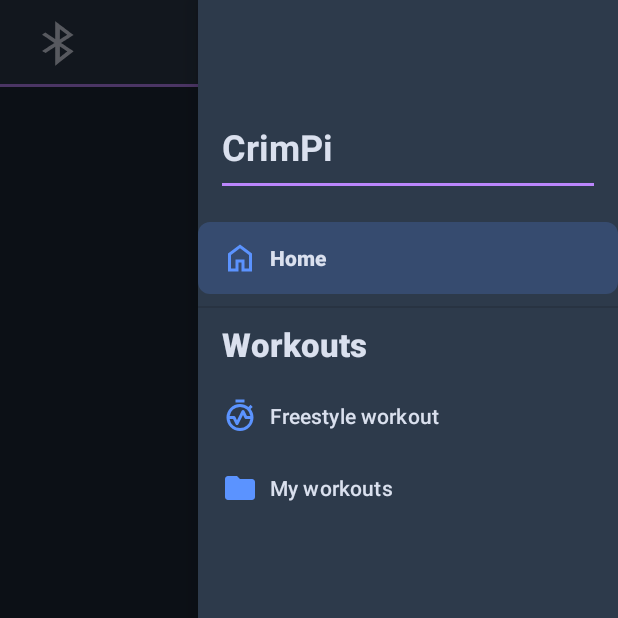
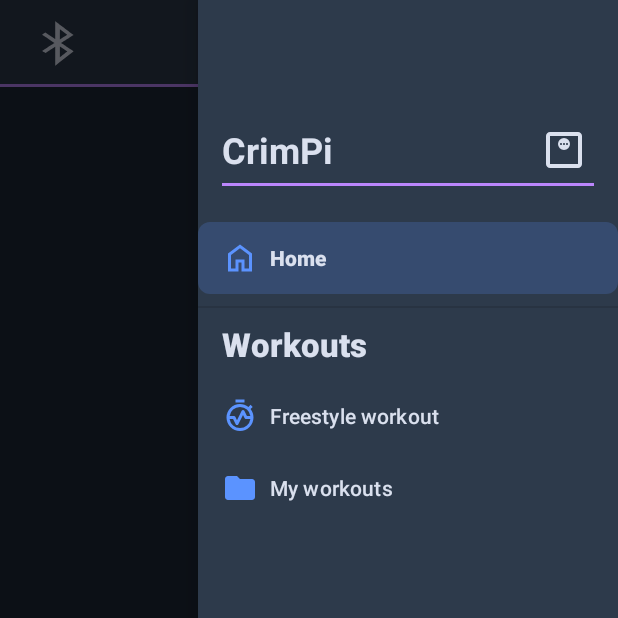
Before and after one commit to CrimPi-project/CrimPi-android-app, an Android app: the fragment FreestyleWorkoutFragment placed in its activity, with the side drawer open, on a phone screen of 412 x 824 dp, the top half of it. Run offline under Robolectric (Android 15) with nearby library versions, the phone set to English and light mode, and no system bars.

Commit message:
Body percentage system is now working.

```diff
--- a/app/build.gradle
+++ b/app/build.gradle
@@ -34,6 +34,7 @@ dependencies {
     implementation 'com.google.android.material:material:1.6.0'
     implementation 'androidx.constraintlayout:constraintlayout:2.1.3'
     testImplementation 'junit:junit:4.13.2'
+    implementation 'com.google.code.gson:gson:2.13.1'
     androidTestImplementation 'androidx.test.ext:junit:1.1.3'
     androidTestImplementation 'androidx.test.espresso:espresso-core:3.4.0'
 }
--- a/app/src/main/java/com/almogbb/crimpi/MainActivity.java
+++ b/app/src/main/java/com/almogbb/crimpi/MainActivity.java
@@ -1,8 +1,10 @@
 // MainActivity.java
 package com.almogbb.crimpi;
 
+import com.almogbb.crimpi.data.UserDataManager;
 import com.almogbb.crimpi.fragments.FreestyleWorkoutFragment;
 import com.almogbb.crimpi.fragments.HomeFragment;
+import com.almogbb.crimpi.fragments.BodyWeightDialogFragment;
 import com.google.android.material.navigation.NavigationView; // NEW
 
 import android.Manifest;
@@ -61,7 +63,7 @@ import java.util.List;
 import java.util.Map;
 import java.util.UUID;
 
-public class MainActivity extends AppCompatActivity {
+public class MainActivity extends AppCompatActivity implements BodyWeightDialogFragment.BodyWeightDialogListener {
 
     private static final String TAG = "CrimPiBLEApp";
 
@@ -100,6 +102,19 @@ public class MainActivity extends AppCompatActivity {
     private static final UUID ENV_SENSE_SERVICE_UUID = UUID.fromString("0000181A-0000-1000-8000-00805F9B34FB");
     private static final UUID TEMPERATURE_CHARACTERISTIC_UUID = UUID.fromString("00002A6E-0000-1000-8000-00805F9B34FB");
     private static final UUID CCCD_UUID = UUID.fromString("00002902-0000-1000-8000-00805F9B34FB");
+
+    private UserDataManager userDataManager; // For managing user data like body weight
+
+    @Override
+    public void onBodyWeightEntered(float weight) {
+        Log.d(TAG, "Body weight entered from dialog: " + weight);
+        Toast.makeText(this, getString(R.string.body_weight_saved), Toast.LENGTH_SHORT).show();
+    }
+
+    @Override
+    public void onBodyWeightCanceled() {
+        Log.d(TAG, "Body weight dialog canceled.");
+    }
 
 
     // Callback for BLE scan results
@@ -397,6 +412,7 @@ public class MainActivity extends AppCompatActivity {
 
         // Initialize Toolbar and set it as the ActionBar
         // Reference to the new Toolbar
+        userDataManager = new UserDataManager(getApplicationContext());
         androidx.appcompat.widget.Toolbar toolbar = findViewById(R.id.toolbar);
         setSupportActionBar(toolbar);
         if (getSupportActionBar() != null) {
@@ -436,6 +452,21 @@ public class MainActivity extends AppCompatActivity {
             drawerLayout.closeDrawer(navigationView); // Close the drawer after item selection
             return true;
         });
+
+        View headerView = navigationView.getHeaderView(0); // Get the header view (assuming it's the first one)
+        if (headerView != null) {
+            ImageButton bodyWeightButton = headerView.findViewById(R.id.bodyWeightButton);
+            if (bodyWeightButton != null) {
+                bodyWeightButton.setOnClickListener(v -> {
+                    BodyWeightDialogFragment dialog = BodyWeightDialogFragment.newInstance(this);
+                    dialog.show(getSupportFragmentManager(), "BodyWeightDialog");
+                });
+            } else {
+                Log.e(TAG, "Body Weight Button not found in nav_header_main.xml");
+            }
+        } else {
+            Log.e(TAG, "Navigation header view is null.");
+        }
 
         // Initialize main screen UI elements (bluetoothButton remains)
         bluetoothButton = findViewById(R.id.bluetoothButton);
@@ -570,8 +601,6 @@ public class MainActivity extends AppCompatActivity {
             transaction.replace(R.id.fragment_container, fragment, tag);
             transaction.commit();
             activeFragment = fragment;
-
-            // Update navigation view
             if (navigationView != null) {
                 int menuItemId = (fragment instanceof HomeFragment)
                         ? R.id.nav_home
--- /dev/null
+++ b/app/src/main/java/com/almogbb/crimpi/data/UserDataManager.java
@@ -0,0 +1,37 @@
+package com.almogbb.crimpi.data;
+
+import android.content.Context;
+import android.content.SharedPreferences;
+import android.util.Log;
+
+import com.google.gson.Gson;
+
+public class UserDataManager {
+
+    private static final String TAG = "UserDataManager";
+    private static final String PREFS_NAME = "CrimpiUserPrefs";
+    private static final String KEY_BODY_WEIGHT = "bodyWeight";
+    private final Context appContext; // Use application context to prevent leaks
+    private final Gson gson;
+
+    public UserDataManager(Context context) {
+        // Store the application context to avoid memory leaks
+        this.appContext = context.getApplicationContext();
+        this.gson = new Gson();
+    }
+
+    public void saveBodyWeight(float weight) {
+        SharedPreferences prefs = appContext.getSharedPreferences(PREFS_NAME, Context.MODE_PRIVATE);
+        SharedPreferences.Editor editor = prefs.edit();
+        editor.putFloat(KEY_BODY_WEIGHT, weight);
+        editor.apply(); // Apply asynchronously
+        Log.d(TAG, "Body weight saved: " + weight);
+    }
+
+    public float getBodyWeight() {
+        SharedPreferences prefs = appContext.getSharedPreferences(PREFS_NAME, Context.MODE_PRIVATE);
+        float weight = prefs.getFloat(KEY_BODY_WEIGHT, -1.0f); // -1.0f as a default indicating not set
+        Log.d(TAG, "Body weight retrieved: " + weight);
+        return weight;
+    }
+}
--- a/app/src/main/java/com/almogbb/crimpi/fragments/FreestyleWorkoutFragment.java
+++ b/app/src/main/java/com/almogbb/crimpi/fragments/FreestyleWorkoutFragment.java
@@ -27,6 +27,7 @@ import androidx.constraintlayout.widget.ConstraintLayout.LayoutParams;
 
 import com.almogbb.crimpi.MainActivity;
 import com.almogbb.crimpi.R;
+import com.almogbb.crimpi.data.UserDataManager;
 import com.almogbb.crimpi.workouts.FreestyleWorkout;
 import com.almogbb.crimpi.workouts.Workout;
 import com.almogbb.crimpi.workouts.WorkoutListener;
@@ -38,19 +39,23 @@ public class FreestyleWorkoutFragment extends Fragment implements WorkoutListene
     private Button startButton;
     private TextView receivedNumberTextView;
     private TextView countdownTextView;
-
     private TextView unitKgTextView;
     private final Handler handler = new Handler(Looper.getMainLooper());
     private View targetLine; // Reference to the target line View
-    private Button setTargetButton; // Reference to the Set Target Button
     private View forceBar;
     private View forceBarTrack;
+
+    private TextView bodyPercentageTextView;
+    private UserDataManager userDataManager;
     private static final float MAX_FORCE_VALUE = 100.0f; // Example: 100 kg or 100 N
 
-    private float targetForcePercentage = -1.0f; // Stores the capped percentage of the target force
+    public FreestyleWorkoutFragment() {
+    }
 
-    public FreestyleWorkoutFragment() {
-        // Required empty public constructor
+    @Override
+    public void onCreate(@Nullable Bundle savedInstanceState) {
+        super.onCreate(savedInstanceState);
+        userDataManager = new UserDataManager(requireContext().getApplicationContext());
     }
 
     @Override
@@ -68,7 +73,7 @@ public class FreestyleWorkoutFragment extends Fragment implements WorkoutListene
         forceBar = view.findViewById(R.id.forceBar);
         forceBarTrack = view.findViewById(R.id.forceBarTrack);
         targetLine = view.findViewById(R.id.targetLine);
-        setTargetButton = view.findViewById(R.id.setTargetButton);
+        bodyPercentageTextView = view.findViewById(R.id.bodyPercentageTextView);
 
         startButton.setVisibility(View.VISIBLE);
         receivedNumberTextView.setVisibility(View.GONE);
@@ -77,7 +82,8 @@ public class FreestyleWorkoutFragment extends Fragment implements WorkoutListene
         forceBar.setVisibility(View.GONE);
         forceBarTrack.setVisibility(View.GONE);
         targetLine.setVisibility(View.GONE);
-        setTargetButton.setVisibility(View.GONE);
+        bodyPercentageTextView.setVisibility(View.GONE);
+
 
         // Set initial text for received number
         receivedNumberTextView.setText(R.string.n_a);
@@ -106,16 +112,33 @@ public class FreestyleWorkoutFragment extends Fragment implements WorkoutListene
             }
         });
 
-        setTargetButton.setOnClickListener(v -> {
-            // use the textview’s current force
+        forceBarTrack.setOnClickListener(v -> {
+            // This will trigger the same logic as the setTargetButton
             try {
-                float currentForce = Float.parseFloat(receivedNumberTextView.getText().toString());
-                workout.setTarget(currentForce);
+                if (workout.isRunning()){
+                    float currentForce = Float.parseFloat(receivedNumberTextView.getText().toString());
+                    workout.setTarget(currentForce);
+                }
             } catch (NumberFormatException e) {
                 Toast.makeText(requireContext(), "Invalid force value", Toast.LENGTH_SHORT).show();
             }
         });
+
         return view;
+    }
+
+    private void updateBodyPercentage(float currentForce) {
+        float bodyWeight = userDataManager.getBodyWeight(); // Retrieve saved body weight
+
+        if (bodyWeight > 0) { // Check if a valid body weight is set
+            float percentage = (currentForce / bodyWeight) * 100;
+            bodyPercentageTextView.setText(String.format(Locale.getDefault(), "Body weight percent: %.1f%%", percentage));
+            bodyPercentageTextView.setTextColor(ContextCompat.getColor(requireContext(), R.color.primary_text_color)); // Default color
+        } else {
+            // If body weight is not set or invalid, display N/A
+            bodyPercentageTextView.setText(R.string.n_a);
+            bodyPercentageTextView.setTextColor(ContextCompat.getColor(requireContext(), R.color.primary_text_color)); // Indicate not set
+        }
     }
 
     @Override
@@ -143,8 +166,9 @@ public class FreestyleWorkoutFragment extends Fragment implements WorkoutListene
             startButton.setVisibility(View.VISIBLE);
             receivedNumberTextView.setText(R.string.n_a);
             unitKgTextView.setVisibility(View.VISIBLE);
-            setTargetButton.setVisibility(View.VISIBLE);
             receivedNumberTextView.setTextColor(ContextCompat.getColor(requireContext(), R.color.primary_text_color));
+            bodyPercentageTextView.setVisibility(View.VISIBLE);
+            updateBodyPercentage(0f); // Pass 0 for initial calculation, will be updated by onForceChanged
         });
     }
 
@@ -156,6 +180,7 @@ public class FreestyleWorkoutFragment extends Fragment implements WorkoutListene
             receivedNumberTextView.setTextColor(ContextCompat.getColor(requireContext(),
                     belowTarget ? R.color.below_target : R.color.primary_text_color));
         });
+        updateBodyPercentage(forceValue);
     }
 
     @Override
@@ -165,10 +190,7 @@ public class FreestyleWorkoutFragment extends Fragment implements WorkoutListene
 
     @Override
     public void onTargetSet(float targetPercentage) {
-        requireActivity().runOnUiThread(() -> {
-            Toast.makeText(requireContext(), "Target set!", Toast.LENGTH_SHORT).show();
-            setTargetLinePosition();
-        });
+        requireActivity().runOnUiThread(this::setTargetLinePosition);
     }
 
     public void resetWorkoutState() {
@@ -185,10 +207,12 @@ public class FreestyleWorkoutFragment extends Fragment implements WorkoutListene
         if (forceBar != null) forceBar.setVisibility(View.GONE);
         if (forceBarTrack != null) forceBarTrack.setVisibility(View.GONE);
         if (targetLine != null) targetLine.setVisibility(View.GONE);
-        if (setTargetButton != null) setTargetButton.setVisibility(View.GONE);
         if (unitKgTextView != null) unitKgTextView.setVisibility(View.GONE);
+        if (bodyPercentageTextView != null) {
+            bodyPercentageTextView.setText(R.string.n_a);
+            bodyPercentageTextView.setVisibility(View.GONE);
+        }
         setForceBarPosition(0.0f);
-        targetForcePercentage = -1.0f;
         handler.removeCallbacksAndMessages(null);
     }
 
@@ -272,20 +296,6 @@ public class FreestyleWorkoutFragment extends Fragment implements WorkoutListene
                 targetLine.setLayoutParams(targetLineParams);
                 targetLine.setVisibility(View.VISIBLE);
 
-                // Store the current force percentage as the target
-                try {
-                    float currentForce = Float.parseFloat(receivedNumberTextView.getText().toString());
-                    targetForcePercentage = currentForce / MAX_FORCE_VALUE;
-                    if (targetForcePercentage > 1.0f) {
-                        targetForcePercentage = 1.0f; // Cap at 100%
-                    }
-                    Log.d(TAG, "Target line set at margin: " + currentForceBarMarginBottom + ", Target Force Percentage: " + targetForcePercentage);
-                    Toast.makeText(requireContext(), "Target set!", Toast.LENGTH_SHORT).show();
-
-                } catch (NumberFormatException e) {
-                    Log.e(TAG, "Could not parse current force for target setting: " + receivedNumberTextView.getText().toString(), e);
-                    Toast.makeText(requireContext(), "Error setting target: Invalid force value.", Toast.LENGTH_SHORT).show();
-                }
             } else {
                 Log.w(TAG, "Force bar LayoutParams are null, cannot set target line.");
             }
--- a/app/src/main/java/com/almogbb/crimpi/workouts/FreestyleWorkout.java
+++ b/app/src/main/java/com/almogbb/crimpi/workouts/FreestyleWorkout.java
@@ -3,17 +3,15 @@ package com.almogbb.crimpi.workouts;
 public class FreestyleWorkout extends Workout {
 
     private int countdownValue = 3;
-    private Runnable countdownRunnable;
 
     @Override
     public void start() {
         if (workoutStarted) return;
-
         // Start countdown
         countdownValue = 3;
         if (listener != null) listener.onCountdownTick(countdownValue);
-
-        countdownRunnable = new Runnable() {
+        // countdown done, start workout
+        Runnable countdownRunnable = new Runnable() {
             @Override
             public void run() {
                 if (countdownValue > 0) {
--- a/app/src/main/java/com/almogbb/crimpi/workouts/Workout.java
+++ b/app/src/main/java/com/almogbb/crimpi/workouts/Workout.java
@@ -2,6 +2,7 @@ package com.almogbb.crimpi.workouts;
 
 import android.os.Handler;
 import android.os.Looper;
+import android.util.Log;
 
 public abstract class Workout {
 
@@ -10,7 +11,7 @@ public abstract class Workout {
     // Common state
     protected boolean workoutStarted = false;
     protected boolean targetSet = false;
-    protected float targetForcePercentage = -2f;
+    protected float targetForcePercentage = -1f;
     protected static final float MAX_FORCE_VALUE = 100f;
 
     protected Handler handler = new Handler(Looper.getMainLooper());
--- /dev/null
+++ b/app/src/main/res/drawable/ic_monitor_weight_24.xml
@@ -0,0 +1,5 @@
+<vector xmlns:android="http://schemas.android.com/apk/res/android" android:height="24dp" android:tint="#FFFFFF" android:viewportHeight="960" android:viewportWidth="960" android:width="24dp">
+
+    <path android:fillColor="@android:color/white" android:pathData="M480,480Q530,480 565,445Q600,410 600,360Q600,310 565,275Q530,240 480,240Q430,240 395,275Q360,310 360,360Q360,410 395,445Q430,480 480,480ZM420,380Q412,380 406,374Q400,368 400,360Q400,352 406,346Q412,340 420,340Q428,340 434,346Q440,352 440,360Q440,368 434,374Q428,380 420,380ZM480,380Q472,380 466,374Q460,368 460,360Q460,352 466,346Q472,340 480,340Q488,340 494,346Q500,352 500,360Q500,368 494,374Q488,380 480,380ZM540,380Q532,380 526,374Q520,368 520,360Q520,352 526,346Q532,340 540,340Q548,340 554,346Q560,352 560,360Q560,368 554,374Q548,380 540,380ZM200,840Q167,840 143.5,816.5Q120,793 120,760L120,200Q120,167 143.5,143.5Q167,120 200,120L760,120Q793,120 816.5,143.5Q840,167 840,200L840,760Q840,793 816.5,816.5Q793,840 760,840L200,840ZM200,760L760,760Q760,760 760,760Q760,760 760,760L760,200Q760,200 760,200Q760,200 760,200L200,200Q200,200 200,200Q200,200 200,200L200,760Q200,760 200,760Q200,760 200,760ZM200,200L200,200Q200,200 200,200Q200,200 200,200L200,760Q200,760 200,760Q200,760 200,760L200,760Q200,760 200,760Q200,760 200,760L200,200Q200,200 200,200Q200,200 200,200Z"/>
+
+</vector>
--- /dev/null
+++ b/app/src/main/res/drawable/ic_weights_white_24.xml
@@ -0,0 +1,5 @@
+<vector xmlns:android="http://schemas.android.com/apk/res/android" android:height="24dp" android:tint="#FFFFFF" android:viewportHeight="960" android:viewportWidth="960" android:width="24dp">
+
+    <path android:fillColor="@android:color/white" android:pathData="M240,760L720,760Q720,760 720,760Q720,760 720,760L663,360Q663,360 663,360Q663,360 663,360L297,360Q297,360 297,360Q297,360 297,360L240,760Q240,760 240,760Q240,760 240,760ZM480,280Q497,280 508.5,268.5Q520,257 520,240Q520,223 508.5,211.5Q497,200 480,200Q463,200 451.5,211.5Q440,223 440,240Q440,257 451.5,268.5Q463,280 480,280ZM593,280L663,280Q693,280 715,300Q737,320 742,349L799,749Q804,785 780.5,812.5Q757,840 720,840L240,840Q203,840 179.5,812.5Q156,785 161,749L218,349Q223,320 245,300Q267,280 297,280L367,280Q364,270 362,260.5Q360,251 360,240Q360,190 395,155Q430,120 480,120Q530,120 565,155Q600,190 600,240Q600,251 598,260.5Q596,270 593,280ZM240,760Q240,760 240,760Q240,760 240,760L240,760Q240,760 240,760Q240,760 240,760L720,760Q720,760 720,760Q720,760 720,760L720,760Q720,760 720,760Q720,760 720,760L240,760Z"/>
+
+</vector>
--- a/app/src/main/res/layout/nav_header_main.xml
+++ b/app/src/main/res/layout/nav_header_main.xml
@@ -1,5 +1,7 @@
 <?xml version="1.0" encoding="utf-8"?>
 <LinearLayout xmlns:android="http://schemas.android.com/apk/res/android"
+    xmlns:app="http://schemas.android.com/apk/res-auto"
+    xmlns:tools="http://schemas.android.com/tools"
     android:layout_width="match_parent"
     android:layout_height="140dp"
     android:background="@color/primary_navy"
@@ -11,22 +13,44 @@
     android:paddingBottom="16dp"
     android:theme="@style/ThemeOverlay.AppCompat.Dark">
 
-    <!-- App Name/Title in the header -->
-    <TextView
+    <RelativeLayout
         android:layout_width="match_parent"
         android:layout_height="wrap_content"
-        android:paddingTop="8dp"
-        android:text="@string/app_name"
-        android:textAppearance="@style/TextAppearance.AppCompat.Body1"
-        android:textColor="@color/primary_text_color"
-        android:textSize="24sp"
-        android:textStyle="bold" />
+        android:layout_marginBottom="2dp">
 
-    <!-- Horizontal Line below the title -->
+        <TextView
+            android:id="@+id/navHeaderTitle"
+            android:layout_width="wrap_content"
+            android:layout_height="wrap_content"
+            android:layout_alignParentStart="true"
+            android:layout_centerVertical="true"
+            android:text="@string/app_name"
+            android:textAppearance="@style/TextAppearance.AppCompat.Body1"
+            android:textColor="@color/primary_text_color"
+            android:textSize="24sp"
+            android:textStyle="bold"
+            tools:ignore="RelativeOverlap" />
+
+        <ImageButton
+            android:id="@+id/bodyWeightButton"
+            android:layout_width="40dp"
+            android:layout_height="40dp"
+            android:layout_alignParentEnd="true"
+            android:layout_centerVertical="true"
+            android:background="?attr/selectableItemBackgroundBorderless"
+            android:contentDescription="@string/body_weight_button_desc"
+            android:padding="4dp"
+            android:scaleType="fitCenter"
+            android:src="@drawable/ic_monitor_weight_24"
+            app:tint="@color/primary_text_color"
+            tools:ignore="TouchTargetSizeCheck" />
+
+    </RelativeLayout>
+
     <View
+        android:id="@+id/navHeaderLine"
         android:layout_width="match_parent"
         android:layout_height="2dp"
-        android:layout_marginTop="8dp"
         android:background="@color/purple_200" />
 
 </LinearLayout>
```
Also changed, not shown: app/src/main/java/com/almogbb/crimpi/fragments/BodyWeightDialogFragment.java (added, +102 -0 lines), app/src/main/res/layout/dialog_body_weight_input.xml (added, +61 -0 lines), app/src/main/res/layout/fragment_freestyle_workout.xml (+19 -11 lines), app/src/main/res/values/strings.xml (+9 -0 lines).
